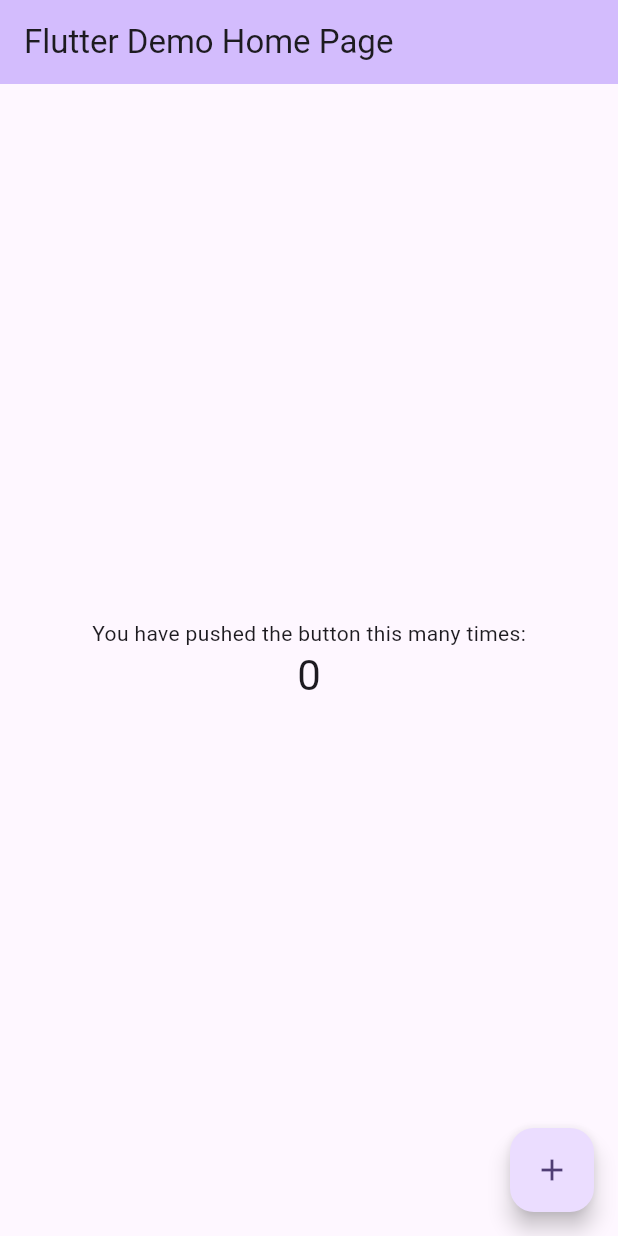
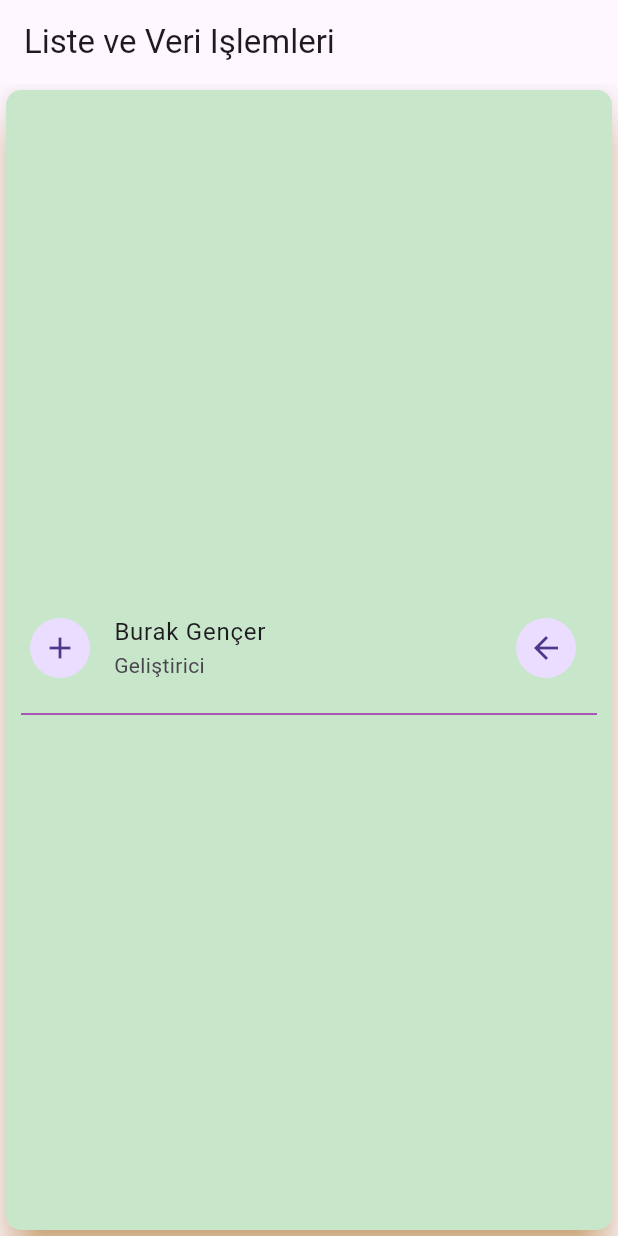
Before and after one commit to brkgncr/Flutter_List_Json_Data, a Flutter app: the screen it shows after launch, on a phone screen of 412 x 824 dp. Run offline on Flutter 3.47's test engine with Material 3 defaults, Android fonts, the light colour scheme and no system bars.

Commit message:
listtile created

```diff
--- /dev/null
+++ b/lib/card_listtile.dart
@@ -0,0 +1,39 @@
+import 'package:flutter/material.dart';
+
+class CardListTileKullanimi extends StatefulWidget {
+  const CardListTileKullanimi({super.key});
+
+  @override
+  State<CardListTileKullanimi> createState() => _CardListTileKullanimiState();
+}
+
+class _CardListTileKullanimiState extends State<CardListTileKullanimi> {
+  @override
+  Widget build(BuildContext context) {
+    return Center(
+      child: Card(
+        color: Colors.green.shade100,
+        shadowColor: Colors.orange,
+        elevation: 12,
+        shape: RoundedRectangleBorder(borderRadius: BorderRadius.circular(10)),
+        child: const Column(
+          mainAxisAlignment: MainAxisAlignment.center,
+          children: [
+            ListTile(
+              leading: CircleAvatar(child: Icon(Icons.add)),
+              trailing: CircleAvatar(child: Icon(Icons.arrow_back)),
+              title: Text("Burak Gençer"),
+              subtitle: Text("Geliştirici"),
+            ),
+            Divider(
+              thickness: 1,
+              indent: 10,
+              endIndent: 10,
+              color: Colors.purple,
+            ),
+          ],
+        ),
+      ),
+    );
+  }
+}
--- a/lib/main.dart
+++ b/lib/main.dart
@@ -1,122 +1,19 @@
 import 'package:flutter/material.dart';
+import 'package:flutter_listeler_json_veri/card_listtile.dart';
 
-void main() {
-  runApp(const MyApp());
-}
+void main() => runApp(const MyApp());
 
 class MyApp extends StatelessWidget {
   const MyApp({super.key});
 
-  // This widget is the root of your application.
   @override
   Widget build(BuildContext context) {
     return MaterialApp(
-      title: 'Flutter Demo',
-      theme: ThemeData(
-        // This is the theme of your application.
-        //
-        // TRY THIS: Try running your application with "flutter run". You'll see
-        // the application has a purple toolbar. Then, without quitting the app,
-        // try changing the seedColor in the colorScheme below to Colors.green
-        // and then invoke "hot reload" (save your changes or press the "hot
-        // reload" button in a Flutter-supported IDE, or press "r" if you used
-        // the command line to start the app).
-        //
-        // Notice that the counter didn't reset back to zero; the application
-        // state is not lost during the reload. To reset the state, use hot
-        // restart instead.
-        //
-        // This works for code too, not just values: Most code changes can be
-        // tested with just a hot reload.
-        colorScheme: ColorScheme.fromSeed(seedColor: Colors.deepPurple),
+      title: 'Material App',
+      home: Scaffold(
+        appBar: AppBar(title: const Text('Liste ve Veri Işlemleri')),
+        body: CardListTileKullanimi(),
       ),
-      home: const MyHomePage(title: 'Flutter Demo Home Page'),
     );
   }
 }
-
-class MyHomePage extends StatefulWidget {
-  const MyHomePage({super.key, required this.title});
-
-  // This widget is the home page of your application. It is stateful, meaning
-  // that it has a State object (defined below) that contains fields that affect
-  // how it looks.
-
-  // This class is the configuration for the state. It holds the values (in this
-  // case the title) provided by the parent (in this case the App widget) and
-  // used by the build method of the State. Fields in a Widget subclass are
-  // always marked "final".
-
-  final String title;
-
-  @override
-  State<MyHomePage> createState() => _MyHomePageState();
-}
-
-class _MyHomePageState extends State<MyHomePage> {
-  int _counter = 0;
-
-  void _incrementCounter() {
-    setState(() {
-      // This call to setState tells the Flutter framework that something has
-      // changed in this State, which causes it to rerun the build method below
-      // so that the display can reflect the updated values. If we changed
-      // _counter without calling setState(), then the build method would not be
-      // called again, and so nothing would appear to happen.
-      _counter++;
-    });
-  }
-
-  @override
-  Widget build(BuildContext context) {
-    // This method is rerun every time setState is called, for instance as done
-    // by the _incrementCounter method above.
-    //
-    // The Flutter framework has been optimized to make rerunning build methods
-    // fast, so that you can just rebuild anything that needs updating rather
-    // than having to individually change instances of widgets.
-    return Scaffold(
-      appBar: AppBar(
-        // TRY THIS: Try changing the color here to a specific color (to
-        // Colors.amber, perhaps?) and trigger a hot reload to see the AppBar
-        // change color while the other colors stay the same.
-        backgroundColor: Theme.of(context).colorScheme.inversePrimary,
-        // Here we take the value from the MyHomePage object that was created by
-        // the App.build method, and use it to set our appbar title.
-        title: Text(widget.title),
-      ),
-      body: Center(
-        // Center is a layout widget. It takes a single child and positions it
-        // in the middle of the parent.
-        child: Column(
-          // Column is also a layout widget. It takes a list of children and
-          // arranges them vertically. By default, it sizes itself to fit its
-          // children horizontally, and tries to be as tall as its parent.
-          //
-          // Column has various properties to control how it sizes itself and
-          // how it positions its children. Here we use mainAxisAlignment to
-          // center the children vertically; the main axis here is the vertical
-          // axis because Columns are vertical (the cross axis would be
-          // horizontal).
-          //
-          // TRY THIS: Invoke "debug painting" (choose the "Toggle Debug Paint"
-          // action in the IDE, or press "p" in the console), to see the
-          // wireframe for each widget.
-          mainAxisAlignment: MainAxisAlignment.center,
-          children: <Widget>[
-            const Text('You have pushed the button this many times:'),
-            Text(
-              '$_counter',
-              style: Theme.of(context).textTheme.headlineMedium,
-            ),
-          ],
-        ),
-      ),
-      floatingActionButton: FloatingActionButton(
-        onPressed: _incrementCounter,
-        tooltip: 'Increment',
-        child: const Icon(Icons.add),
-      ), // This trailing comma makes auto-formatting nicer for build methods.
-    );
-  }
-}
```
